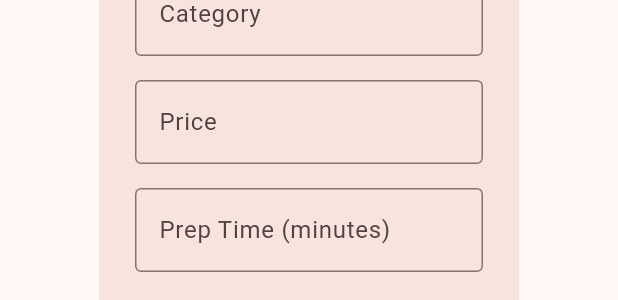
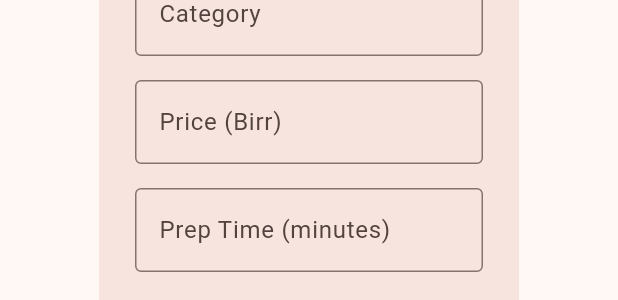
Before and after one commit to arsema16/Smart-Restaurant-Ordering-System, a Flutter app: the _MenuItemDialog widget shown alone on an empty page, opened directly, on a phone screen of 412 x 824 dp. Shown: the part 478-778 px from the top of the screen. Run offline on Flutter 3.47's test engine with Material 3 defaults, Android fonts, the phone set to English and light mode, and no system bars; our stand-ins replace dio, flutter_riverpod, qr_flutter, shared_preferences; missing offline and left inert: mobile_scanner; accounts and stored records are empty; network calls fail.

Commit message:
Remove dollar sign from staff menu price field

```diff
--- a/smartrestaurantorderingsystem/lib/screens/staff/menu_management_screen.dart
+++ b/smartrestaurantorderingsystem/lib/screens/staff/menu_management_screen.dart
@@ -318,9 +318,9 @@ class _MenuItemDialogState extends ConsumerState<_MenuItemDialog> {
               TextFormField(
                 controller: _priceController,
                 decoration: const InputDecoration(
-                  labelText: 'Price',
+                  labelText: 'Price (Birr)',
                   border: OutlineInputBorder(),
-                  prefixText: '\$',
+                  suffixText: 'Birr',
                 ),
                 keyboardType: const TextInputType.numberWithOptions(decimal: true),
                 validator: (value) {
```
Also changed, not shown: 1 other file.
